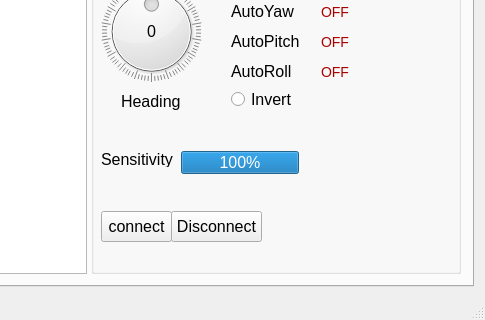
The window that mainwindow.ui (robocenter-rov/remote-control) describes before a commit, drawn with Qt 5; both pictures show x 763 to 1248 and y 458 to 778 of the 1248 by 778 pixel window.
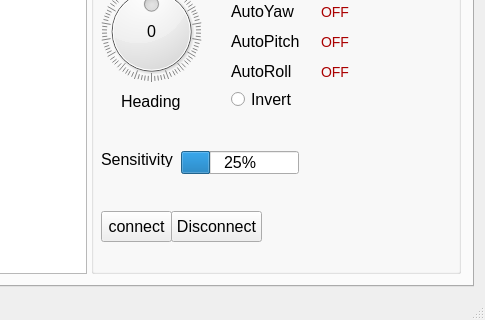
The same window after the commit. Custom widgets are drawn as their Qt base class.

Commit message: Change sensitivity min value to 25%

```diff
--- a/mainwindow.ui
+++ b/mainwindow.ui
@@ -606,7 +606,7 @@
              </rect>
             </property>
             <property name="value">
-             <number>100</number>
+             <number>25</number>
             </property>
            </widget>
            <widget class="QLabel" name="autoDepthLabel">
```
Left out of the diff: 37 changed lines with no effect on the pictures. The commit also changes 2 other files.
